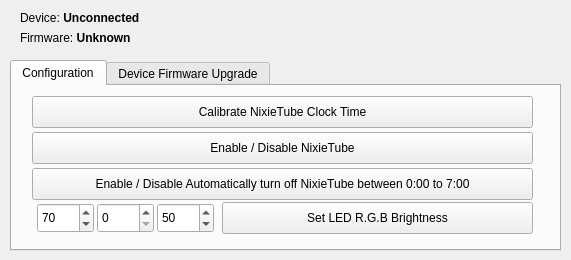
Before: the Qt Designer form IN-14/User_Application/App/nixietube.ui in MartianZ/Project-Clock, drawn with Qt 5.
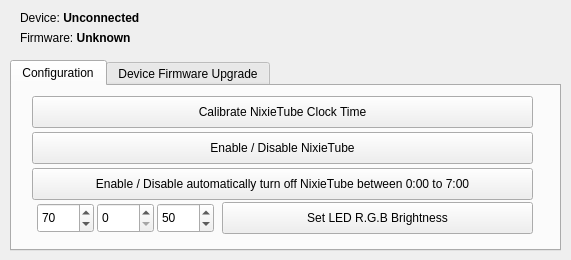
After: the same form once the commit is applied.

```diff
--- a/IN-14/User_Application/App/nixietube.ui
+++ b/IN-14/User_Application/App/nixietube.ui
@@ -100,7 +100,7 @@
        </font>
       </property>
       <property name="text">
-       <string>Enable / Disable Automatically turn off NixieTube between 0:00 to 7:00</string>
+       <string>Enable / Disable automatically turn off NixieTube between 0:00 to 7:00</string>
       </property>
      </widget>
      <widget class="QPushButton" name="btn_rgb">
```
